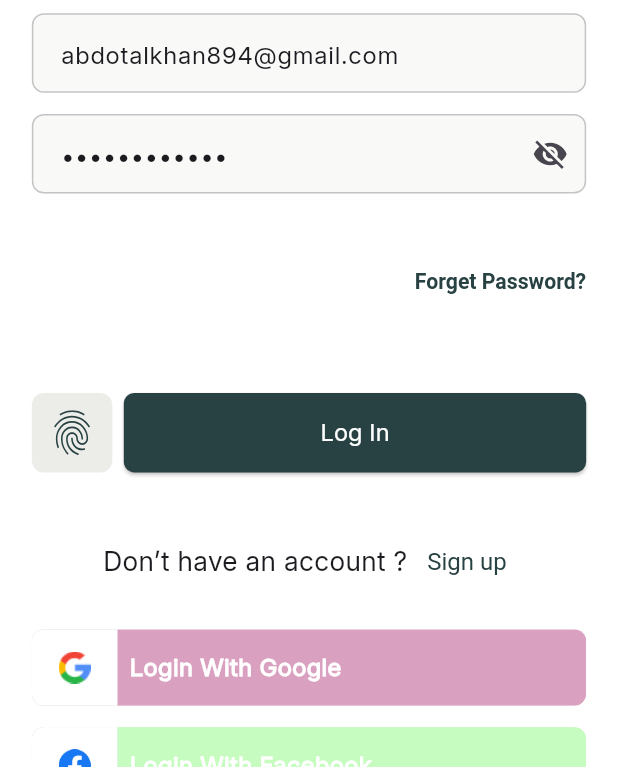
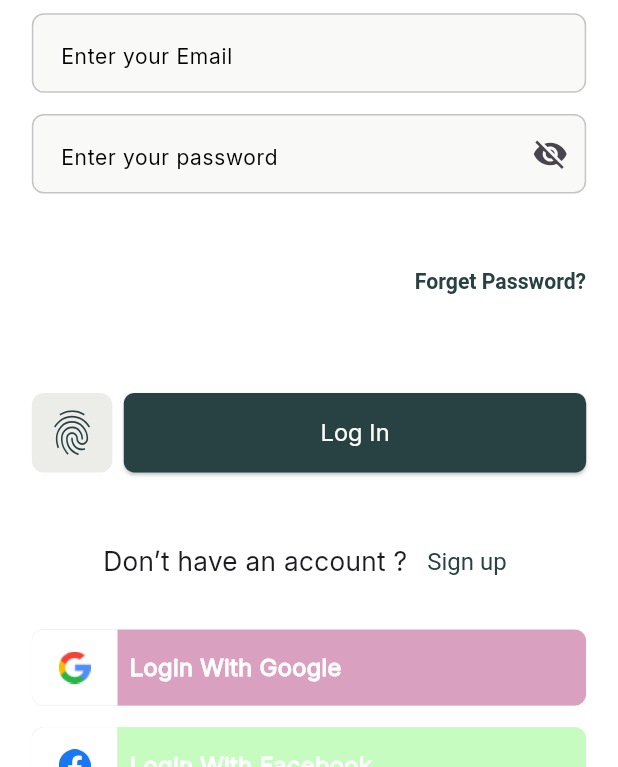
Before and after one commit to abdelrahmanelsayedfares-design/tranqulity, a Flutter app: the LoginView screen opened directly, on a phone screen of 412 x 824 dp, the part 469-1236 px from its top. Run offline on Flutter 3.47's test engine with Material 3 defaults, Android fonts, the phone set to English and light mode, and no system bars; our stand-ins replace dio, flutter_screenutil, flutter_svg, image_picker, lottie, pin_code_fields and 1 more; accounts and stored records are empty.

Commit message:
first commit

```diff
--- a/lib/views/auth/login.dart
+++ b/lib/views/auth/login.dart
@@ -21,8 +21,8 @@ class LoginView extends StatefulWidget {
 
 class _LoginViewState extends State<LoginView> {
   final formerly = GlobalKey<FormState>();
-  final emailController = TextEditingController(text: 'abdotalkhan894@gmail.com');
-  final passwordController = TextEditingController(text: 'abdelrahman@');
+  final emailController = TextEditingController();
+  final passwordController = TextEditingController();
   bool isLoginClicked = false;
   bool isLoading = false;
   DataState?state;
```
Also changed, not shown: 16 other files.
